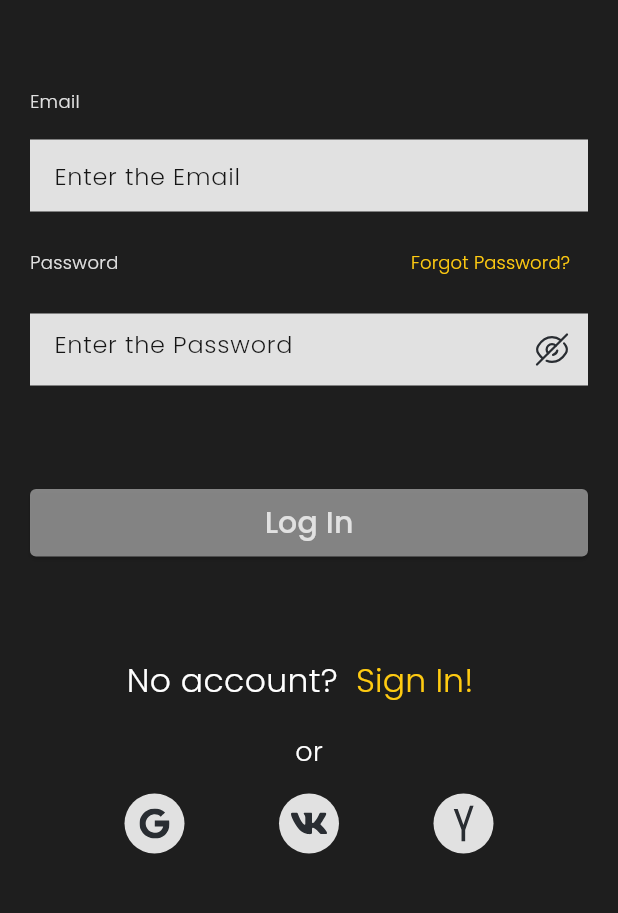
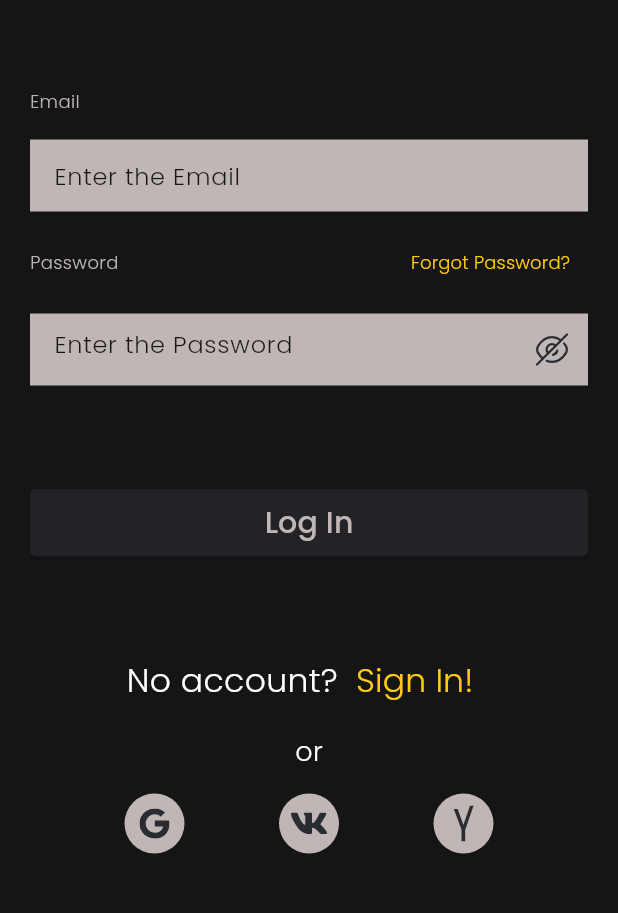
Before and after one commit to TESHA-SOFT/shutter_sphere, a Flutter app: the screen it shows after launch, after a tap on "log In", on a phone screen of 412 x 824 dp, the part 264-1177 px from its top. Run offline on Flutter 3.47's test engine with Material 3 defaults, Android fonts, the light colour scheme and no system bars; our stand-ins replace flutter_svg.

Commit message:
Add colors to the color class

```diff
--- a/lib/src/common/style/style_color.dart
+++ b/lib/src/common/style/style_color.dart
@@ -1,10 +1,11 @@
 import 'package:flutter/material.dart';
 
 class AppColor {
-  static const button1 = Color.fromARGB(181, 175, 175, 175);
-  static const font1 = Color(0xffE1E1E1);
+  static const button1 = Color(0xff232327);
+  static const font1 = Color.fromARGB(255, 192, 182, 182);
   static const font2 = Color(0xffFFFFFF);
   static const font3 = Color(0xff151515);
-  static const background = Color(0xff1E1E1E);
+  static const font4 = Color.fromARGB(160, 167, 158, 158);
+  static const background = Color(0xff151515);
   static const button2 = Color(0xffFFCB11);
 }
```
